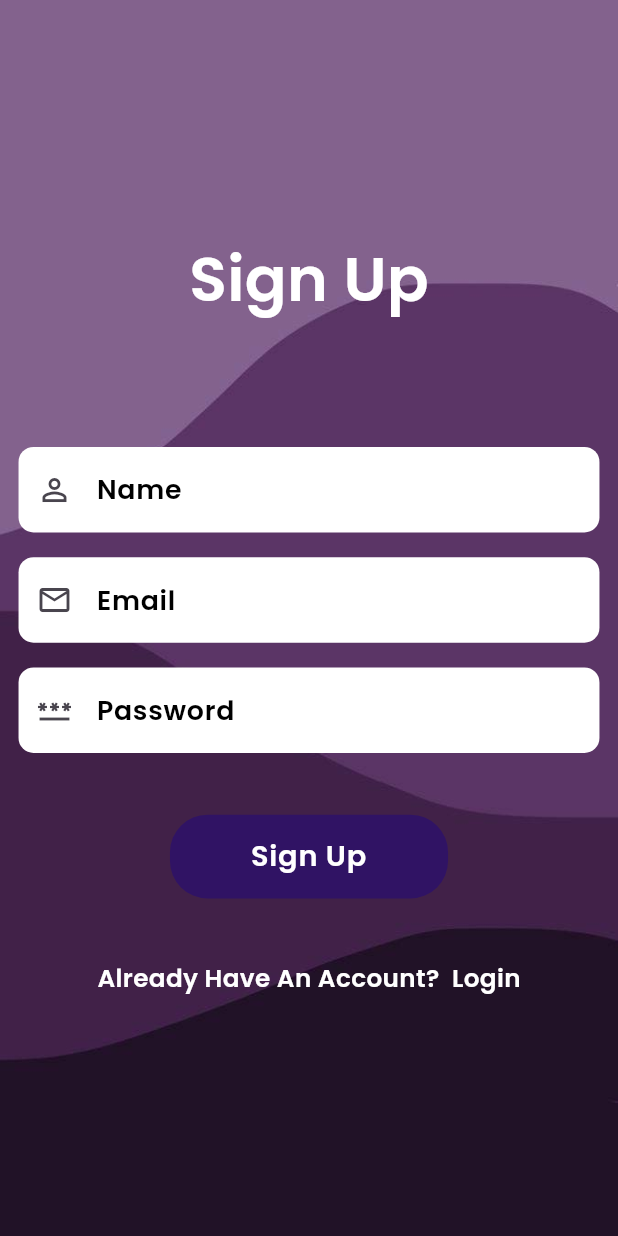
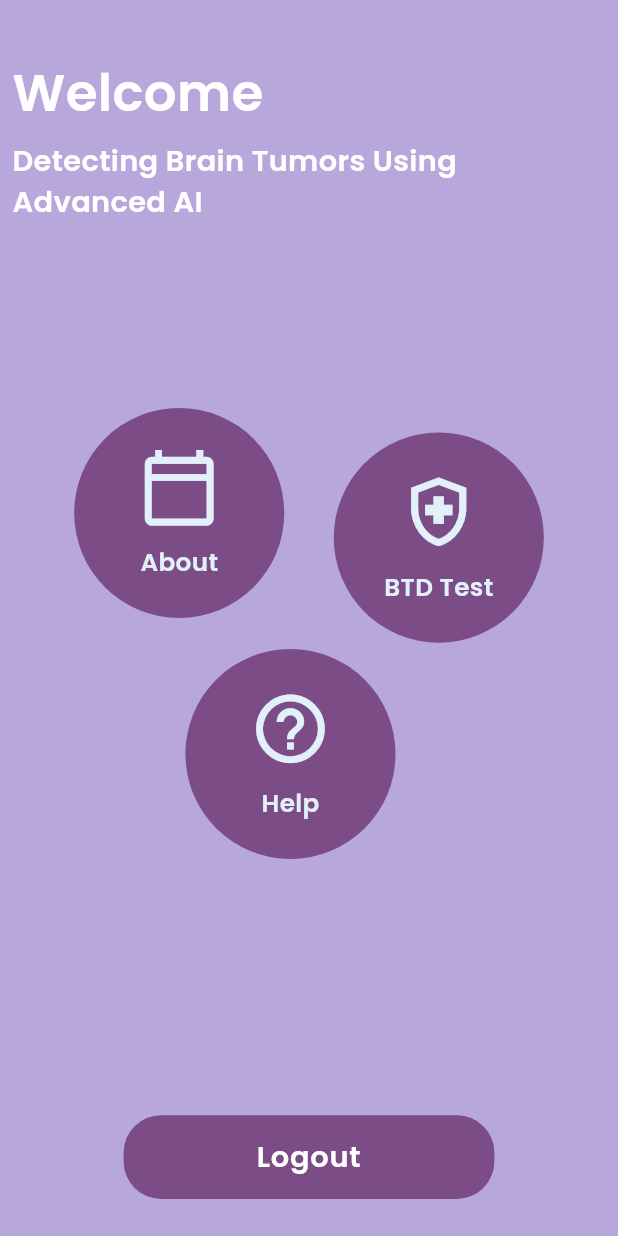
Before and after one commit to AbdulRahmanMudasser/neurocare-hub, a Flutter app: the SignUpPage screen opened by its route, after a tap on "Sign Up", on a phone screen of 412 x 824 dp. Run offline on Flutter 3.47's test engine with Material 3 defaults, Android fonts, the phone set to English and light mode, and no system bars; our stand-ins replace get.

Commit message:
Home Screen Completed

```diff
--- a/lib/controllers/authentication_controller.dart
+++ b/lib/controllers/authentication_controller.dart
@@ -45,4 +45,9 @@ class AuthenticationController extends GetxController {
   navigateToLoginPage() {
     return Get.toNamed("/login");
   }
+
+  // navigate to home page
+  navigateToHomePage() {
+    return Get.toNamed("/home");
+  }
 }
--- /dev/null
+++ b/lib/controllers/home_controller.dart
@@ -0,0 +1,13 @@
+import 'package:get/get.dart';
+
+class HomeController extends GetxController {
+  // navigate to login page
+  navigateToLoginPage() {
+    return Get.toNamed("/login");
+  }
+
+  // navigate to home page
+  navigateToHomePage() {
+    return Get.toNamed("/home");
+  }
+}
--- /dev/null
+++ b/lib/pages/home_page.dart
@@ -0,0 +1,144 @@
+import 'package:flutter/material.dart';
+import 'package:get/get.dart';
+import 'package:neuro_care_hub_app/controllers/home_controller.dart';
+import 'package:neuro_care_hub_app/utils/extensions/size_extension.dart';
+import 'package:neuro_care_hub_app/utils/styles/text_styles.dart';
+import 'package:neuro_care_hub_app/utils/widgets/reusable%20widgets/reusable_button.dart';
+
+import '../utils/widgets/home page/circle_navigator.dart';
+
+class HomePage extends StatelessWidget {
+  HomePage({super.key});
+
+  final HomeController homeController = Get.find();
+
+  @override
+  Widget build(BuildContext context) {
+    return Scaffold(
+      backgroundColor: const Color(0xffb7a7da),
+      resizeToAvoidBottomInset: false,
+      extendBodyBehindAppBar: true,
+      extendBody: true,
+      body: SafeArea(
+        child: Padding(
+          padding: EdgeInsets.symmetric(horizontal: 2.0.wp, vertical: 1.5.hp),
+          child: Column(
+            crossAxisAlignment: CrossAxisAlignment.start,
+            children: [
+              SizedBox(
+                height: 3.0.hp,
+              ),
+
+              // welcome text
+              Text(
+                "Welcome",
+                style: TextStyles.boldDarkLargeTextStyle().copyWith(
+                  color: Colors.white,
+                  fontSize: 25.0.sp,
+                ),
+                textAlign: TextAlign.left,
+                softWrap: true,
+              ),
+
+              SizedBox(
+                height: 1.0.hp,
+              ),
+
+              // sub text
+              Text(
+                "Detecting Brain Tumors Using Advanced AI",
+                style: TextStyles.boldDarkMediumTextStyle().copyWith(
+                  color: Colors.white,
+                ),
+                textAlign: TextAlign.left,
+                softWrap: true,
+              ),
+
+              // SizedBox(
+              //   height: 0.5.hp,
+              // ),
+              //
+              // // sub text
+              // Text(
+              //   "Rehab good service with Brain Tumor Detection App",
+              //   style: TextStyles.boldDarkSmallTextStyle().copyWith(
+              //     color: Colors.white,
+              //   ),
+              //   textAlign: TextAlign.left,
+              //   softWrap: true,
+              // ),
+
+              SizedBox(
+                height: 15.0.hp,
+              ),
+
+              // get to know, btd text option
+              Row(
+                mainAxisAlignment: MainAxisAlignment.center,
+                crossAxisAlignment: CrossAxisAlignment.start,
+                children: [
+                  CircleNavigator(
+                    onTap: () {},
+                    icon: Icons.calendar_today_outlined,
+                    text: "About",
+                  ),
+                  SizedBox(
+                    width: 5.0.wp,
+                  ),
+                  Column(
+                    children: [
+                      SizedBox(
+                        height: 2.0.hp,
+                      ),
+                      CircleNavigator(
+                        onTap: () {},
+                        icon: Icons.health_and_safety_outlined,
+                        text: "BTD Test",
+                      ),
+                    ],
+                  ),
+                ],
+              ),
+
+              SizedBox(
+                height: 0.5.hp,
+              ),
+
+              // help option
+              Row(
+                mainAxisAlignment: MainAxisAlignment.center,
+                crossAxisAlignment: CrossAxisAlignment.start,
+                children: [
+                  CircleNavigator(
+                    onTap: () {},
+                    icon: Icons.help_outline,
+                    text: "Help",
+                  ),
+                  SizedBox(
+                    width: 6.0.wp,
+                  ),
+                ],
+              ),
+
+              const Spacer(),
+
+              Align(
+                alignment: Alignment.center,
+                child: ReusableButton(
+                  onTap: () => homeController.navigateToLoginPage(),
+                  text: "Logout",
+                  color: const Color(0xff7c4c87),
+                  width: 60,
+                ),
+              ),
+
+              SizedBox(
+                height: 1.5.hp,
+              ),
+            ],
+          ),
+        ),
+      ),
+    );
+  }
+}
--- a/lib/pages/login_page.dart
+++ b/lib/pages/login_page.dart
@@ -82,7 +82,7 @@ class LoginPage extends StatelessWidget {
               ),
 
               ReusableButton(
-                onTap: () {},
+                onTap: () => authenticationController.navigateToHomePage(),
                 text: "Login",
               ),
 
--- a/lib/pages/sign_up_page.dart
+++ b/lib/pages/sign_up_page.dart
@@ -46,7 +46,7 @@ class SignUpPage extends StatelessWidget {
                 "Sign Up",
                 style: TextStyles.boldDarkLargeTextStyle().copyWith(
                   fontSize: 30.0.sp,
-                  color: Colors.white,
+                  color: const Color(0xffE2F0FA),
                 ),
               ),
 
@@ -97,7 +97,7 @@ class SignUpPage extends StatelessWidget {
               ),
 
               ReusableButton(
-                onTap: () {},
+                onTap: () => authenticationController.navigateToHomePage(),
                 text: "Sign Up",
               ),
 
--- a/lib/pages/splash_page.dart
+++ b/lib/pages/splash_page.dart
@@ -57,7 +57,7 @@ class _SplashPageState extends State<SplashPage> with SingleTickerProviderStateM
             Text(
               "Brain Tumor Detection",
               style: TextStyles.boldDarkLargeTextStyle().copyWith(
-                color: Colors.white,
+                color: const Color(0xffE2F0FA),
                 fontSize: 25.0.sp,
                 fontFamily: '',
                 fontWeight: FontWeight.w500,
--- a/lib/routes/routes.dart
+++ b/lib/routes/routes.dart
@@ -1,5 +1,7 @@
 import 'package:get/get.dart';
 import 'package:neuro_care_hub_app/controllers/authentication_controller.dart';
+import 'package:neuro_care_hub_app/controllers/home_controller.dart';
+import 'package:neuro_care_hub_app/pages/home_page.dart';
 import 'package:neuro_care_hub_app/pages/sign_up_page.dart';
 import 'package:neuro_care_hub_app/pages/splash_page.dart';
 
@@ -10,6 +12,9 @@ class AppRoutes {
   static const LOGIN = '/login';
   static const SIGNUP = '/signup';
   static const HOME = '/home';
+  static const HELP = '/help';
+  static const INFO = '/info';
+  static const TEST = '/test';
 
   static final routes = [
     GetPage(
@@ -18,7 +23,6 @@ class AppRoutes {
       binding: BindingsBuilder(() {
         Get.put(AuthenticationController());
       }),
-      transition: Transition.cupertino,
     ),
     GetPage(
       name: SIGNUP,
@@ -26,7 +30,6 @@ class AppRoutes {
       binding: BindingsBuilder(() {
         Get.put(AuthenticationController());
       }),
-      transition: Transition.cupertino,
     ),
     GetPage(
       name: LOGIN,
@@ -34,7 +37,13 @@ class AppRoutes {
       binding: BindingsBuilder(() {
         Get.put(AuthenticationController());
       }),
-      transition: Transition.cupertino,
+    ),
+    GetPage(
+      name: HOME,
+      page: () => HomePage(),
+      binding: BindingsBuilder(() {
+        Get.put(HomeController());
+      }),
     ),
   ];
 }
--- a/lib/utils/widgets/authentication pages/switch_authentication_page_row.dart
+++ b/lib/utils/widgets/authentication pages/switch_authentication_page_row.dart
@@ -25,7 +25,7 @@ class SwitchAuthenticationPageRow extends StatelessWidget {
           firstText,
           style: TextStyles.boldLightSmallTextStyle().copyWith(
             fontSize: 12.0.sp,
-            color: Colors.white,
+            color: const Color(0xffE2F0FA),
           ),
         ),
         SizedBox(
@@ -37,7 +37,7 @@ class SwitchAuthenticationPageRow extends StatelessWidget {
             secondText,
             style: TextStyles.boldDarkSmallTextStyle().copyWith(
               fontSize: 12.0.sp,
-              color: Colors.white,
+              color: const Color(0xffE2F0FA),
             ),
           ),
         ),
--- /dev/null
+++ b/lib/utils/widgets/home page/circle_navigator.dart
@@ -0,0 +1,54 @@
+import 'package:flutter/material.dart';
+import 'package:neuro_care_hub_app/utils/extensions/size_extension.dart';
+
+import '../../styles/text_styles.dart';
+
+class CircleNavigator extends StatelessWidget {
+  const CircleNavigator({
+    super.key,
+    required this.onTap,
+    required this.icon,
+    required this.text,
+  });
+
+  final GestureTapCallback onTap;
+  final IconData icon;
+  final String text;
+
+  @override
+  Widget build(BuildContext context) {
+    return GestureDetector(
+      onTap: onTap,
+      child: Container(
+        height: 17.0.hp,
+        width: 37.0.wp,
+        alignment: Alignment.center,
+        decoration: const BoxDecoration(
+          shape: BoxShape.circle,
+          color: Color(0xff7c4c87),
+        ),
+        child: Column(
+          crossAxisAlignment: CrossAxisAlignment.center,
+          mainAxisAlignment: MainAxisAlignment.center,
+          children: [
+            Icon(
+              icon,
+              color: const Color(0xffE2F0FA),
+              size: 40.0.sp,
+            ),
+            SizedBox(
+              height: 1.25.hp,
+            ),
+            Text(
+              text,
+              style: TextStyles.boldDarkSmallTextStyle().copyWith(
+                color: const Color(0xffE2F0FA),
+                fontSize: 12.0.sp,
+              ),
+            ),
+          ],
+        ),
+      ),
+    );
+  }
+}
--- a/lib/utils/widgets/reusable widgets/reusable_button.dart
+++ b/lib/utils/widgets/reusable widgets/reusable_button.dart
@@ -10,12 +10,14 @@ class ReusableButton extends StatelessWidget {
     required this.text,
     this.verticalPadding = 1.75,
     this.width = 45,
+    this.color = const Color(0xFF301364),
   });
 
   final String text;
   final GestureTapCallback onTap;
   final double verticalPadding;
   final double width;
+  final Color color;
 
   @override
   Widget build(BuildContext context) {
@@ -29,7 +31,7 @@ class ReusableButton extends StatelessWidget {
         width: double.parse("$width").wp,
         decoration: BoxDecoration(
           // color: const Color(0xFFe7bdb2),
-          color: const Color(0xFF301364),
+          color: color,
           borderRadius: BorderRadius.circular(25),
         ),
         child: Text(
```
